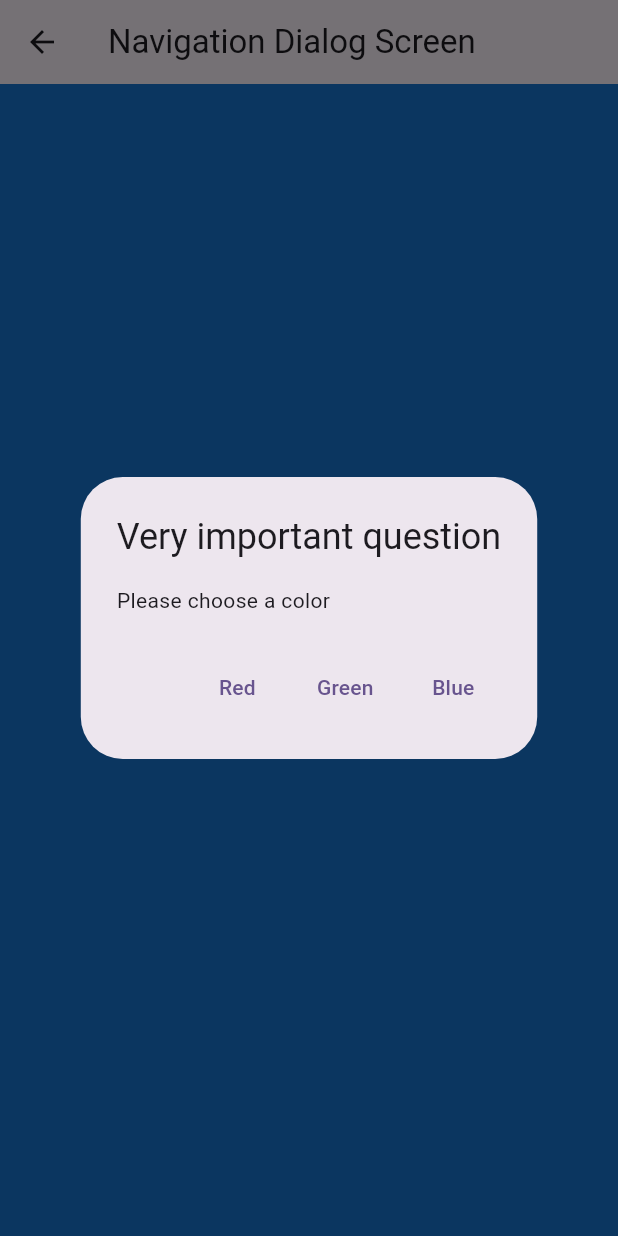
After one commit to FebrianArkaSamudra/books, a Flutter app: the NavigationDialogScreen screen opened directly, after a tap on "Change Color", on a phone screen of 412 x 824 dp. The commit adds this screen. Run offline on Flutter 3.47's test engine with Material 3 defaults, Android fonts, the phone set to English and light mode, and no system bars; our stand-ins replace geolocator.

Commit message:
question 15 16 17

```diff
--- a/lib/main.dart
+++ b/lib/main.dart
@@ -2,6 +2,8 @@ import 'dart:async';
 import 'package:flutter/material.dart';
 import 'package:http/http.dart' as http;
 import 'geolocation.dart';
+import 'navigation_first.dart';
+import 'navigation_second.dart';
 // removed unused package import
 
 void main() {
@@ -18,7 +20,7 @@ class MyApp extends StatelessWidget {
       theme: ThemeData(
         colorScheme: ColorScheme.fromSeed(seedColor: Colors.deepPurple),
       ),
-      home: const LocationScreen(),
+      home: const NavigationFirst(),
     );
   }
 }
--- /dev/null
+++ b/lib/navigation_dialog.dart
@@ -0,0 +1,69 @@
+import 'package:flutter/material.dart';
+
+class NavigationDialogScreen extends StatefulWidget {
+  const NavigationDialogScreen({super.key});
+
+  @override
+  State<NavigationDialogScreen> createState() => _NavigationDialogScreenState();
+}
+
+class _NavigationDialogScreenState extends State<NavigationDialogScreen> {
+  Color color = Colors.blue.shade700;
+
+  Future<void> _showColorDialog(BuildContext context) async {
+    final selectedColor = await showDialog<Color>(
+      barrierDismissible: false,
+      context: context,
+      builder: (_) {
+        return AlertDialog(
+          title: const Text('Very important question'),
+          content: const Text('Please choose a color'),
+          actions: <Widget>[
+            TextButton(
+              child: const Text('Red'),
+              onPressed: () {
+                Navigator.pop(context, Colors.red.shade700);
+              },
+            ),
+            TextButton(
+              child: const Text('Green'),
+              onPressed: () {
+                Navigator.pop(context, Colors.green.shade700);
+              },
+            ),
+            TextButton(
+              child: const Text('Blue'),
+              onPressed: () {
+                Navigator.pop(context, Colors.blue.shade700);
+              },
+            ),
+          ],
+        );
+      },
+    );
+
+    if (selectedColor != null) {
+      setState(() {
+        color = selectedColor;
+      });
+    }
+  }
+
+  @override
+  Widget build(BuildContext context) {
+    return Scaffold(
+      backgroundColor: color,
+      appBar: AppBar(
+        title: const Text('Navigation Dialog Screen'),
+      ),
+      body: Center(
+        child: ElevatedButton(
+          child: const Text('Change Color'),
+          onPressed: () async {
+            await _showColorDialog(context);
+          },
+        ),
+      ),
+    );
+  }
+}
--- /dev/null
+++ b/lib/navigation_first.dart
@@ -0,0 +1,39 @@
+import 'package:books/navigation_second.dart';
+import 'package:flutter/material.dart';
+
+class NavigationFirst extends StatefulWidget {
+  const NavigationFirst({super.key});
+
+  @override
+  State<NavigationFirst> createState() => _NavigationFirstState();
+}
+
+class _NavigationFirstState extends State<NavigationFirst> {
+
+  Color color = Colors.purple.shade700;
+
+  @override
+  Widget build(BuildContext context) {
+    return Scaffold(
+      backgroundColor: color,
+      appBar: AppBar(
+        title: const Text('Navigation First Screen - Febrian Arka Samudra - 2341720066'),
+      ),
+      body: Center(
+        child: ElevatedButton(
+          child: const Text('Change Color'),
+          onPressed: () {
+            _navigateAndGetColor(context);
+          },
+        ),
+      ),
+    );
+  }
+
+
+  Future _navigateAndGetColor(BuildContext context) async {
+   color = await Navigator.push(context,
+        MaterialPageRoute(builder: (context) => const NavigationSecond()),) ?? Colors.blue;
+   setState(() {});
+   }
+}
--- /dev/null
+++ b/lib/navigation_second.dart
@@ -0,0 +1,48 @@
+import 'package:flutter/material.dart';
+
+class NavigationSecond extends StatefulWidget {
+  const NavigationSecond({super.key});
+
+  @override
+  State<NavigationSecond> createState() => _NavigationSecondState();
+}
+
+class _NavigationSecondState extends State<NavigationSecond> {
+  @override
+  Widget build(BuildContext context) {
+    Color color;
+    return Scaffold(
+      appBar: AppBar(
+        title: const Text('Navigation Second Screen - Febrian Arka Samudra - 2341720066'),
+      ),
+      body: Center(
+        child: Column(
+          mainAxisAlignment: MainAxisAlignment.spaceEvenly,
+          children: [
+            ElevatedButton(
+              child: const Text('Red'),
+              onPressed: () {
+                color = Colors.red.shade700;
+                Navigator.pop(context, color);
+              },
+            ),
+            ElevatedButton(
+              child: const Text('Green'),
+              onPressed: () {
+                color = Colors.green.shade700;
+                Navigator.pop(context, color);
+              },
+            ),
+            ElevatedButton(
+              child: const Text('Blue'),
+              onPressed: () {
+                color = Colors.blue.shade700;
+                Navigator.pop(context, color);
+              },
+            ),
+          ],
+        ),
+      ),
+    );
+  }
+}
```
Also changed, not shown: img/Question15..png (added), img/Question16.gif (added), 1 other file.
